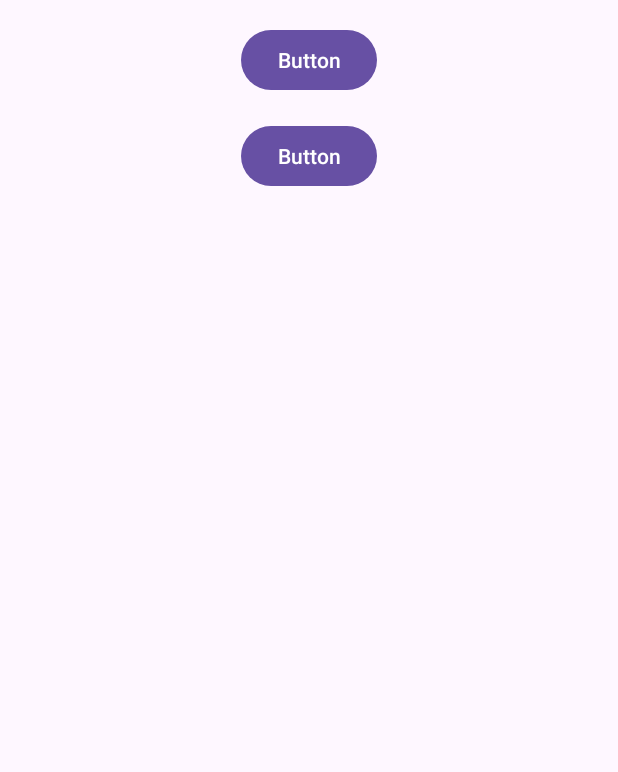
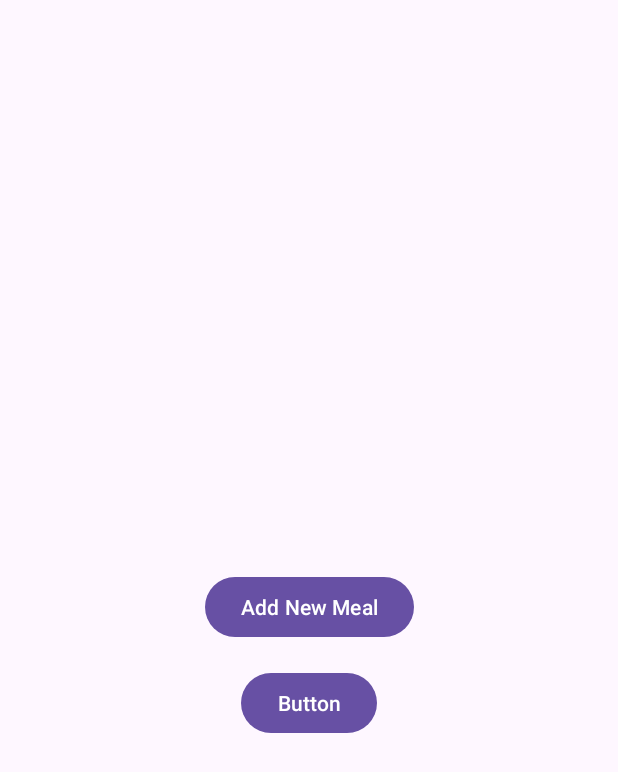
Before and after one commit to BillyGTCarlyle/DiabetesDB, an Android app: the screen it shows after launch (MainActivity), on a phone screen of 412 x 824 dp. Shown: the top 772 px of the screen. Run offline under Robolectric (Android 15) with nearby library versions, the phone set to English and light mode, and no system bars.

Commit message:
Added some UI elements and a new activity for adding meals.

```diff
--- a/app/src/main/AndroidManifest.xml
+++ b/app/src/main/AndroidManifest.xml
@@ -21,6 +21,8 @@
                 <category android:name="android.intent.category.LAUNCHER" />
             </intent-filter>
         </activity>
+        <activity android:name=".AddMealActivity">
+        </activity>
     </application>
 
 </manifest>
--- a/app/src/main/java/com/billycarlyle/diabetesdb/MainActivity.java
+++ b/app/src/main/java/com/billycarlyle/diabetesdb/MainActivity.java
@@ -2,7 +2,11 @@ package com.billycarlyle.diabetesdb;
 
 import androidx.appcompat.app.AppCompatActivity;
 
+import android.content.Intent;
 import android.os.Bundle;
+import android.util.Log;
+import android.view.View;
+import android.widget.Button;
 
 public class MainActivity extends AppCompatActivity {
 
@@ -10,5 +14,14 @@ public class MainActivity extends AppCompatActivity {
     protected void onCreate(Bundle savedInstanceState) {
         super.onCreate(savedInstanceState);
         setContentView(R.layout.activity_main);
+
+        Button btnAddMeal = (Button) findViewById(R.id.btnAddMeal);
+        btnAddMeal.setOnClickListener(new View.OnClickListener() {
+            public void onClick(View v){
+                Log.d("BUTTONS","User tapped btnAddMeal");
+                Intent openAddMeal = new Intent(MainActivity.this, AddMealActivity.class);
+                MainActivity.this.startActivity(openAddMeal);
+            }
+        });
     }
 }
--- a/app/src/main/res/layout/activity_main.xml
+++ b/app/src/main/res/layout/activity_main.xml
@@ -7,22 +7,33 @@
     tools:context=".MainActivity">
 
     <Button
-        android:id="@+id/button3"
+        android:id="@+id/btnAddMeal"
+        android:layout_width="wrap_content"
+        android:layout_height="wrap_content"
+        android:layout_marginTop="16dp"
+        android:text="@string/btnAddMeal"
+        app:layout_constraintEnd_toEndOf="parent"
+        app:layout_constraintStart_toStartOf="parent"
+        app:layout_constraintTop_toTopOf="@+id/guideline3" />
+
+    <Button
+        android:id="@+id/btnViewDb"
         android:layout_width="wrap_content"
         android:layout_height="wrap_content"
         android:layout_marginTop="16dp"
         android:text="Button"
         app:layout_constraintEnd_toEndOf="parent"
         app:layout_constraintStart_toStartOf="parent"
-        app:layout_constraintTop_toTopOf="parent" />
+        app:layout_constraintTop_toBottomOf="@+id/btnAddMeal" />
 
-    <Button
-        android:id="@+id/button4"
+    <androidx.constraintlayout.widget.Guideline
+        android:id="@+id/guideline3"
         android:layout_width="wrap_content"
         android:layout_height="wrap_content"
-        android:layout_marginTop="16dp"
-        android:text="Button"
-        app:layout_constraintEnd_toEndOf="parent"
-        app:layout_constraintStart_toStartOf="parent"
-        app:layout_constraintTop_toBottomOf="@+id/button3" />
+        android:orientation="horizontal"
+        app:layout_constraintBottom_toBottomOf="parent"
+        app:layout_constraintGuide_begin="365dp"
+        app:layout_constraintTop_toTopOf="parent"
+        app:layout_constraintVertical_bias="0.5" />
+
 </androidx.constraintlayout.widget.ConstraintLayout>
--- a/app/src/main/res/values/strings.xml
+++ b/app/src/main/res/values/strings.xml
@@ -1,3 +1,4 @@
 <resources>
     <string name="app_name">DiabetesDB</string>
+    <string name="btnAddMeal">Add New Meal</string>
 </resources>
```
Also changed, not shown: app/src/main/java/com/billycarlyle/diabetesdb/AddMealActivity.java (added, +27 -0 lines), app/src/main/res/layout/activity_addmeal.xml (added, +42 -0 lines).
